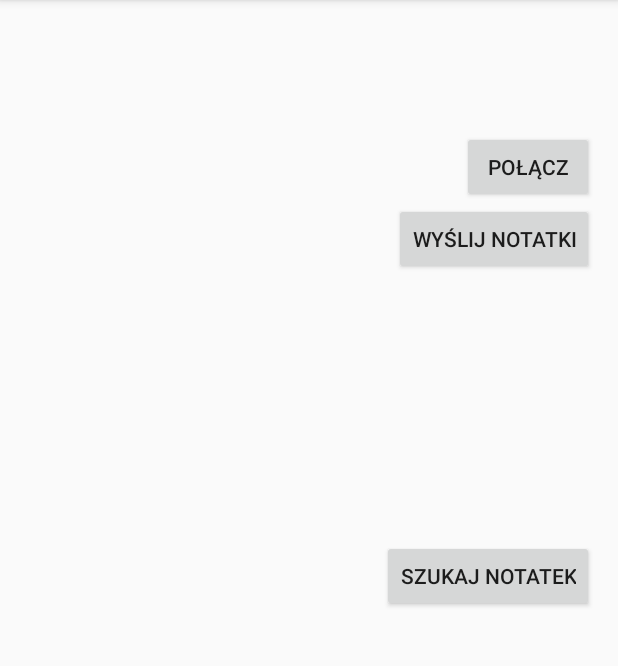
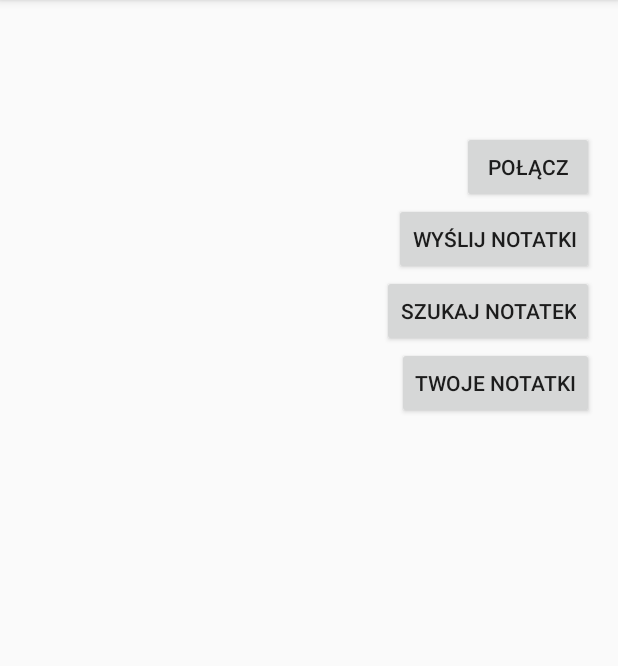
Before and after one commit to matkma/sharenotes, an Android app: the screen it shows after launch (MainActivity), on a phone screen of 412 x 824 dp, the part 84-750 px from its top. Run offline under Robolectric (Android 15) with nearby library versions, the phone set to English and light mode, and no system bars; libraries missing offline, so code that uses them is left out: com.dropbox.client2; 6 statements that could not run were skipped.

Commit message:
some changes

```diff
--- a/app/src/main/java/com/example/kaczorov/sharenotesapp/MainActivity.java
+++ b/app/src/main/java/com/example/kaczorov/sharenotesapp/MainActivity.java
@@ -63,6 +63,14 @@ public class MainActivity extends AppCompatActivity {
         }
     }
 
+    public void buttonOpenClick(View view){
+        //TODO trzeba poprawić ścieżkę (?)
+        File file = new File(Environment.getExternalStorageDirectory().toString() + "/ShareNotesApp/Downloaded");
+        Intent intent = new Intent(Intent.ACTION_VIEW);
+        intent.setDataAndType(Uri.fromFile(file), "*/*");
+        startActivity(Intent.createChooser(intent, "Twoje notatki"));
+    }
+
     private void enableLinkButton(boolean value)
     {
         Button button = (Button)findViewById(R.id.buttonLink);
--- a/app/src/main/res/layout/activity_main.xml
+++ b/app/src/main/res/layout/activity_main.xml
@@ -32,7 +32,16 @@
         android:layout_height="wrap_content"
         android:text="Szukaj notatek"
         android:id="@+id/buttonSearch"
-        android:layout_centerVertical="true"
-        android:layout_alignParentEnd="true"
-        android:onClick="buttonSearchClick" />
+        android:onClick="buttonSearchClick"
+        android:layout_below="@+id/buttonPost"
+        android:layout_alignEnd="@+id/buttonPost" />
+
+    <Button
+        android:layout_width="wrap_content"
+        android:layout_height="wrap_content"
+        android:text="Twoje notatki"
+        android:id="@+id/buttonOpen"
+        android:layout_below="@+id/buttonSearch"
+        android:layout_alignEnd="@+id/buttonSearch"
+        android:onClick="buttonOpenClick" />
 </RelativeLayout>
```
